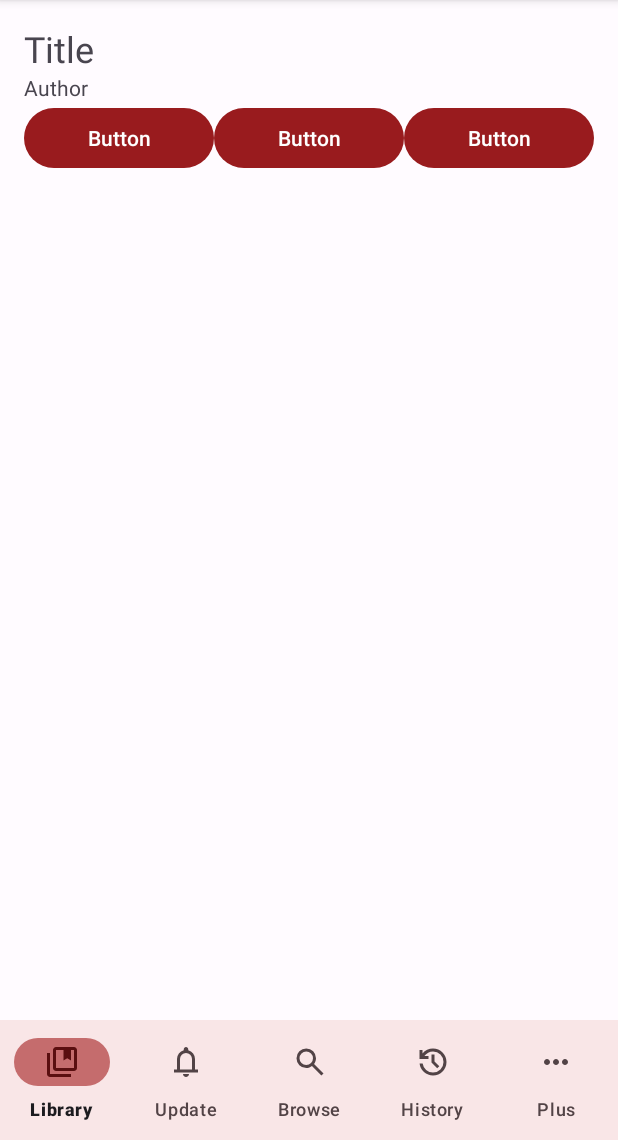
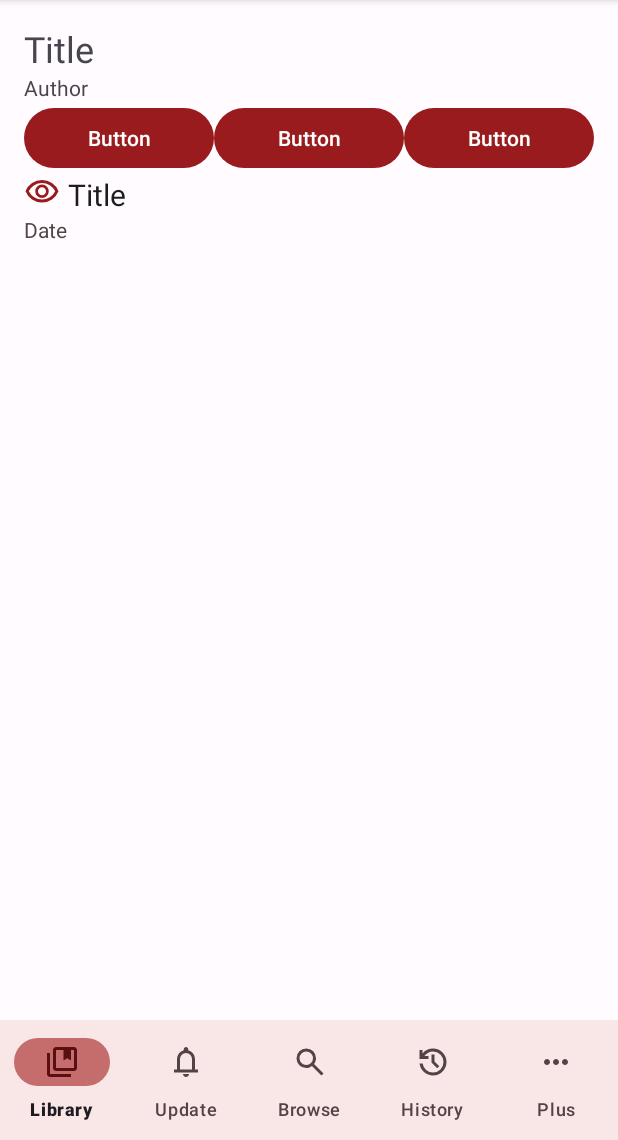
Before and after one commit to tbvns/AppOfOurOwn, an Android app: the fragment ChaptersListFragment placed in its activity, on a phone screen of 412 x 824 dp, the part 96-1236 px from its top. Run offline under Robolectric (Android 15) with nearby library versions, the phone set to English and light mode, and no system bars; libraries missing offline, so code that uses them is left out: org.htmlunit, org.htmlunit.html, org.htmlunit.util; 11 statements that could not run were skipped.

Commit message:
Lots of improvement on the reader UI + improvement on the chapter list UI

```diff
--- /dev/null
+++ b/app/src/main/java/xyz/tbvns/ao3m/Views/ChaptersView.java
@@ -0,0 +1,37 @@
+package xyz.tbvns.ao3m;
+
+import android.content.Context;
+import android.os.Bundle;
+import android.widget.LinearLayout;
+import android.widget.TextView;
+import androidx.fragment.app.Fragment;
+import android.view.LayoutInflater;
+import android.view.View;
+import android.view.ViewGroup;
+import androidx.fragment.app.FragmentManager;
+import xyz.tbvns.ao3m.AO3.ChaptersAPI;
+
+public class ChaptersView extends LinearLayout {
+    private ChaptersAPI.Chapter chapter;
+    private FragmentManager manager;
+    public ChaptersView(Context context, ChaptersAPI.Chapter chapter, FragmentManager manager) {
+        super(context);
+        this.chapter = chapter;
+        this.manager = manager;
+        innit();
+    }
+
+    public void innit() {
+        LayoutInflater.from(getContext()).inflate(R.layout.fragment_chapters, this, true);
+
+        TextView chapterTitle = findViewById(R.id.ChapterTitle);
+        TextView chapterDate = findViewById(R.id.ChapterDate);
+
+        chapterTitle.setText(chapter.getTitle());
+        chapterDate.setText(chapter.getDate());
+
+        setOnClickListener(l -> {
+            ReaderActivity.showFullscreen(manager, getContext(), chapter);
+        });
+    }
+}
--- a/app/src/main/res/layout/activity_reader.xml
+++ b/app/src/main/res/layout/activity_reader.xml
@@ -91,7 +91,7 @@
                         android:tint="@color/midnightdusk_onBackground"/>
                 <SeekBar
                         android:layout_width="match_parent"
-                        android:layout_height="wrap_content" android:id="@+id/seekBar2" android:layout_weight="1"
+                        android:layout_height="wrap_content" android:id="@+id/progressBarChapter" android:layout_weight="1"
                 />
                 <ImageButton
                         android:layout_width="30dp"
--- /dev/null
+++ b/app/src/main/res/layout/fragment_chapters.xml
@@ -0,0 +1,27 @@
+<?xml version="1.0" encoding="utf-8"?>
+<LinearLayout xmlns:android="http://schemas.android.com/apk/res/android"
+              xmlns:app="http://schemas.android.com/apk/res-auto" xmlns:tools="http://schemas.android.com/tools"
+              android:layout_width="match_parent"
+              android:layout_height="wrap_content"
+              tools:context=".ChaptersFragment" android:orientation="vertical" android:paddingBottom="10dp">
+    <LinearLayout
+            android:orientation="horizontal"
+            android:layout_width="wrap_content"
+            android:layout_height="wrap_content">
+        <ImageView
+                android:src="@drawable/views_icon"
+                android:layout_width="wrap_content"
+                android:layout_height="wrap_content" android:id="@+id/imageView4" android:layout_weight="1"
+                android:tint="@color/midnightdusk_primary" android:paddingRight="5dp"/>
+        <TextView
+                android:text="Title"
+                android:layout_width="match_parent"
+                android:layout_height="wrap_content" android:id="@+id/ChapterTitle" android:textSize="20sp"
+                android:textColor="@color/midnightdusk_onBackground"/>
+    </LinearLayout>
+    <TextView
+            android:text="Date"
+            android:layout_width="match_parent"
+            android:layout_height="wrap_content" android:id="@+id/ChapterDate"
+            android:textColor="@color/midnightdusk_onSurfaceVariant"/>
+</LinearLayout>
```
Also changed, not shown: app/src/main/java/xyz/tbvns/ao3m/AO3/ChaptersAPI.java (+19 -17 lines), app/src/main/java/xyz/tbvns/ao3m/Fragments/ChaptersListFragment.java (+4 -6 lines), app/src/main/java/xyz/tbvns/ao3m/ReaderActivity.java (+146 -10 lines).
